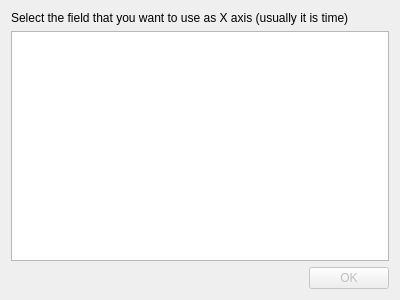
ziparker/PlotJuggler, file plugins/selectxaxisdialog.ui: the form before one commit.
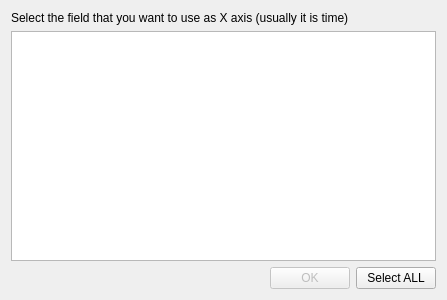
The form after the commit.

```diff
--- a/plugins/selectxaxisdialog.ui
+++ b/plugins/selectxaxisdialog.ui
@@ -6,7 +6,7 @@
    <rect>
     <x>0</x>
     <y>0</y>
-    <width>400</width>
+    <width>447</width>
     <height>300</height>
    </rect>
   </property>
@@ -25,6 +25,14 @@
     <widget class="QListWidget" name="listFieldsWidget"/>
    </item>
    <item>
+    <layout class="QHBoxLayout" name="horizontalLayout">
+     <property name="topMargin">
+      <number>0</number>
+     </property>
+     <property name="bottomMargin">
+      <number>0</number>
+     </property>
+     <item>
     <widget class="QDialogButtonBox" name="buttonBox">
      <property name="enabled">
       <bool>false</bool>
@@ -37,6 +45,15 @@
      </property>
     </widget>
    </item>
+     <item>
+      <widget class="QPushButton" name="pushButtonSelectAll">
+       <property name="text">
+        <string>Select ALL</string>
+       </property>
+      </widget>
+     </item>
+    </layout>
+   </item>
   </layout>
  </widget>
  <resources/>
```
Left out of the diff: 16 changed lines with no effect on the pictures. Lines whose indentation alone changed are shown as unchanged.
